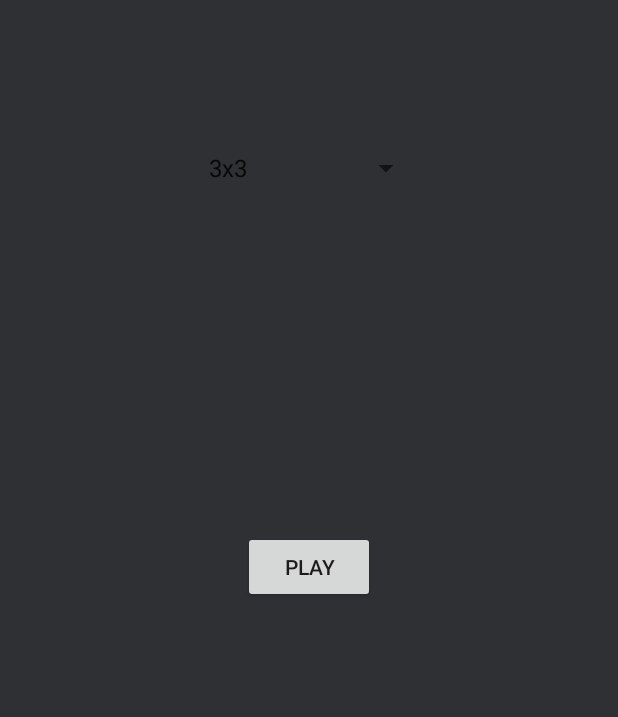
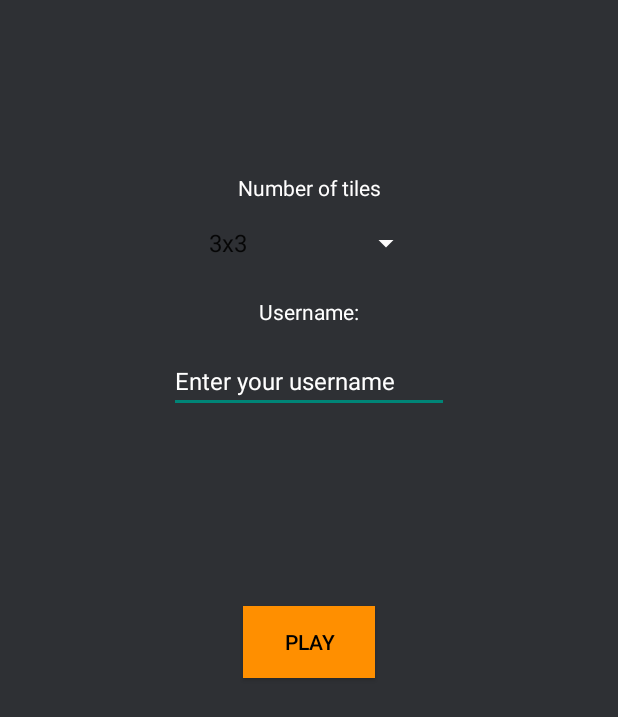
Before and after one commit to Jhayooh/addition_app, an Android app: the screen it shows after launch (HomeActivity), on a phone screen of 412 x 824 dp. Shown: the top 717 px of the screen. Run offline under Robolectric (Android 15) with nearby library versions, the phone set to English and light mode, and no system bars.

Commit message:
Additional styles for HomeActivity

```diff
--- a/app/src/main/res/layout/activity_home.xml
+++ b/app/src/main/res/layout/activity_home.xml
@@ -11,7 +11,8 @@
         android:id="@+id/difficulty_selector"
         android:layout_width="150dp"
         android:layout_height="wrap_content"
-        android:layout_marginTop="100dp"
+        android:layout_marginTop="150dp"
+        android:backgroundTint="#FDFCFC"
         app:layout_constraintEnd_toEndOf="parent"
         app:layout_constraintStart_toStartOf="parent"
         app:layout_constraintTop_toTopOf="parent" />
@@ -21,9 +22,48 @@
         android:layout_width="wrap_content"
         android:layout_height="wrap_content"
         android:layout_marginTop="230dp"
+        android:background="#FF8F00"
+        android:backgroundTint="#FF8F00"
+        android:onClick="launchMainActivity"
         android:text="@string/play"
+        android:textColor="#000000"
         app:layout_constraintEnd_toEndOf="parent"
         app:layout_constraintStart_toStartOf="parent"
-        app:layout_constraintTop_toBottomOf="@+id/difficulty_selector"
-        android:onClick="launchMainActivity"/>
+        app:layout_constraintTop_toBottomOf="@+id/difficulty_selector" />
+
+    <TextView
+        android:id="@+id/tiles"
+        android:layout_width="wrap_content"
+        android:layout_height="wrap_content"
+        android:layout_marginBottom="15dp"
+        android:text="@string/tiles"
+        android:textColor="#FFFEFE"
+        app:layout_constraintBottom_toTopOf="@+id/difficulty_selector"
+        app:layout_constraintEnd_toEndOf="parent"
+        app:layout_constraintStart_toStartOf="parent" />
+
+    <TextView
+        android:id="@+id/user"
+        android:layout_width="wrap_content"
+        android:layout_height="wrap_content"
+        android:layout_marginTop="24dp"
+        android:text="@string/username"
+        android:textColor="#FFFFFF"
+        app:layout_constraintEnd_toEndOf="parent"
+        app:layout_constraintStart_toStartOf="parent"
+        app:layout_constraintTop_toBottomOf="@+id/difficulty_selector" />
+
+    <EditText
+        android:id="@+id/editUsername"
+        android:layout_width="wrap_content"
+        android:layout_height="wrap_content"
+        android:layout_marginTop="15dp"
+        android:ems="10"
+        android:hint="Enter your username"
+        android:inputType="textPersonName"
+        android:textColorHint="#FFFFFF"
+        android:textSize="16sp"
+        app:layout_constraintEnd_toEndOf="parent"
+        app:layout_constraintStart_toStartOf="parent"
+        app:layout_constraintTop_toBottomOf="@+id/user" />
 </androidx.constraintlayout.widget.ConstraintLayout>
--- a/app/src/main/res/values/strings.xml
+++ b/app/src/main/res/values/strings.xml
@@ -2,6 +2,8 @@
     <string name="app_name">Addition Table</string>
     <string name="timer">2:01</string>
     <string name="play">Play</string>
+    <string name="tiles">Number of tiles</string>
+    <string name="username">Username:</string>
 
 
     <string-array name="difficulty">
```
